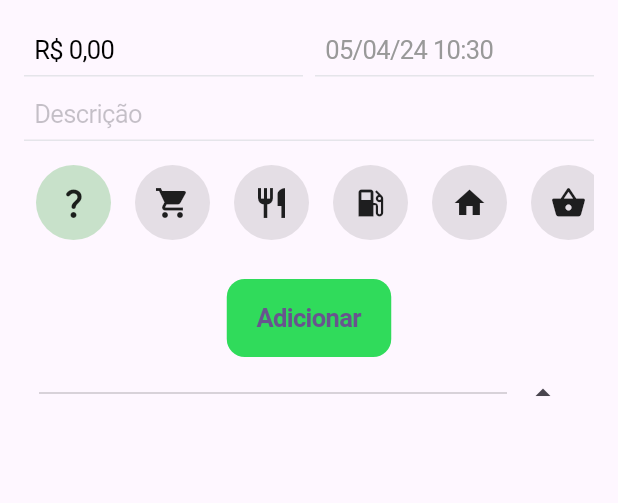
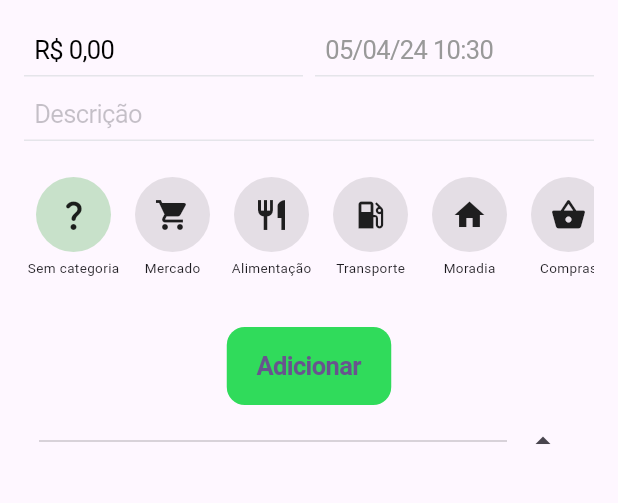
Before and after one commit to Xuxa09/Controle-de-gastos, a Flutter app: the screen it shows after launch, on a phone screen of 412 x 824 dp, the part 84-587 px from its top. Run offline on Flutter 3.47's test engine with Material 3 defaults, Android fonts, the phone set to English and light mode, and no system bars; our stand-ins replace flutter_masked_text2, font_awesome_flutter, shared_preferences.

Commit message:
Acabei v1

```diff
--- a/meus_gastos/lib/widgets/HeaderCard.dart
+++ b/meus_gastos/lib/widgets/HeaderCard.dart
@@ -91,7 +91,7 @@ class _HeaderCardState extends State<HeaderCard> {
             placeholder: 'Descrição',
             controller: descricaoController,
           ),
-          SizedBox(height: 16),
+          SizedBox(height: 24),
           Container(
             margin: EdgeInsets.zero,
             child: HorizontalCircleList(
@@ -102,7 +102,6 @@ class _HeaderCardState extends State<HeaderCard> {
               },
             ),
           ),
-          SizedBox(height: 26),
           Padding(
             padding: EdgeInsets.symmetric(horizontal: 12),
             child: CupertinoButton(
--- a/meus_gastos/lib/widgets/HorizontalCircleList.dart
+++ b/meus_gastos/lib/widgets/HorizontalCircleList.dart
@@ -6,18 +6,49 @@ import 'package:flutter/material.dart';
 import 'package:font_awesome_flutter/font_awesome_flutter.dart';
 
 enum Category {
-  Unknown,
-  Shopping,
-  Restaurant,
-  GasStation,
-  Home,
-  ShoppingBasket,
-  Hospital,
-  Volleyball,
-  Movie,
-  MusicNote,
-  VideoGame,
-  Drink
+  Unknown, // sem categoria
+  Shopping, // mercado
+  Restaurant, // alimentação
+  GasStation, // carro
+  Home, // moradia
+  ShoppingBasket, // compras
+  Hospital, // Saúde
+  Cigarrinho, // Cigarrinho
+  Movie, // idas ao shopping
+  MusicNote, // strimings
+  VideoGame, // aplicativos
+  Drink // roles
+}
+
+String getCategoryNameByEnum(Category category) {
+  switch (category) {
+    case Category.Unknown:
+      return 'Sem categoria';
+    case Category.Shopping:
+      return 'Mercado';
+    case Category.Restaurant:
+      return 'Alimentação';
+    case Category.GasStation:
+      return 'Transporte';
+    case Category.Home:
+      return 'Moradia';
+    case Category.ShoppingBasket:
+      return 'Compras';
+    case Category.Hospital:
+      return 'Saúde';
+    case Category.Cigarrinho:
+      return 'Cigarrinho';
+    case Category.Movie:
+      return 'Streaming';
+    case Category.MusicNote:
+      return 'Gambit';
+    case Category.VideoGame:
+      return 'Games';
+    case Category.Drink:
+      return 'Bebidas';
+    default:
+      return '';
+  }
 }
 
 class HorizontalCircleList extends StatefulWidget {
@@ -39,7 +70,7 @@ class _HorizontalCircleListState extends State<HorizontalCircleList> {
   @override
   Widget build(BuildContext context) {
     return SizedBox(
-      height: 50,
+      height: 100, // Ajuste a altura para acomodar o círculo e o texto
       child: ListView.builder(
         scrollDirection: Axis.horizontal,
         itemCount: Category.values.length,
@@ -52,7 +83,11 @@ class _HorizontalCircleListState extends State<HorizontalCircleList> {
               });
               widget.onItemSelected(index);
             },
-            child: Container(
+            child: Column(
+              mainAxisSize: MainAxisSize
+                  .min, // Para evitar preencher todo o espaço vertical
+              children: [
+                Container(
                   width: 50,
                   height: 50,
                   margin: const EdgeInsets.symmetric(horizontal: 8),
@@ -65,6 +100,17 @@ class _HorizontalCircleListState extends State<HorizontalCircleList> {
                   child: Icon(
                     getIconByCategory(Category.values[index]),
                   ),
+                ),
+                SizedBox(height: 4), // Espaço entre o ícone e o texto
+                Text(
+                  getCategoryNameByEnum(Category.values[
+                      index]), // Use a função correta para obter o nome da categoria
+                  style: TextStyle(
+                    fontSize: 9, // Ajuste conforme necessário
+                  ),
+                  textAlign: TextAlign.center,
+                ),
+              ],
             ),
           );
         },
@@ -87,7 +133,7 @@ String getCategoryNameByIndex(int index) {
       return 'ShoppingBasket';
     case Category.Hospital:
       return 'Hospital';
-    case Category.Volleyball:
+    case Category.Cigarrinho:
       return 'Volleyball';
     case Category.Movie:
       return 'Movie';
@@ -117,7 +163,7 @@ Category getCategoryByName(String name) {
     case 'Hospital':
       return Category.Hospital;
     case 'Volleyball':
-      return Category.Volleyball;
+      return Category.Cigarrinho;
     case 'Movie':
       return Category.Movie;
     case 'MusicNote':
@@ -145,8 +191,8 @@ IconData getIconByCategory(Category category) {
       return Icons.shopping_basket;
     case Category.Hospital:
       return Icons.local_hospital;
-    case Category.Volleyball:
-      return Icons.sports_volleyball;
+    case Category.Cigarrinho:
+      return Icons.smoking_rooms;
     case Category.Movie:
       return Icons.movie;
     case Category.MusicNote:
@@ -154,7 +200,7 @@ IconData getIconByCategory(Category category) {
     case Category.VideoGame:
       return Icons.videogame_asset;
     case Category.Drink:
-      return Icons.local_drink;
+      return Icons.local_drink_outlined;
     default:
       return Icons.question_mark_rounded;
   }
```
Also changed, not shown: meus_gastos/lib/widgets/CustomButton.dart (+41 -3 lines), meus_gastos/lib/widgets/ListCard.dart (+36 -2 lines), meus_gastos/lib/widgets/ValorTextField.dart (+35 -10 lines). Lines whose indentation alone changed are shown as unchanged.
